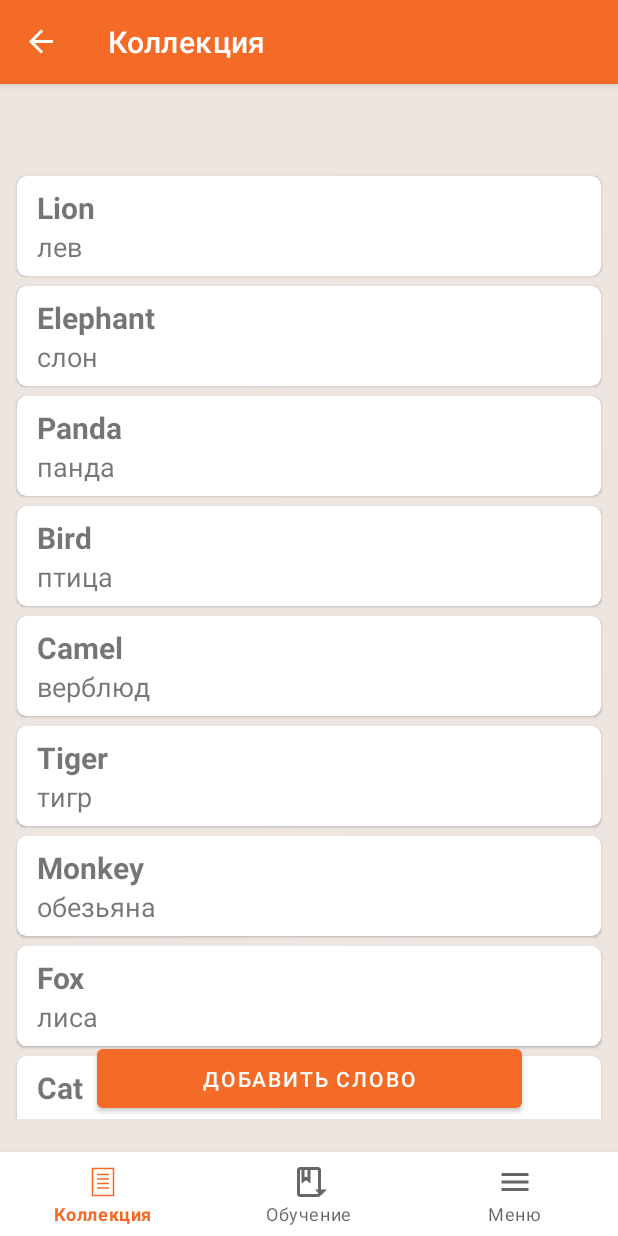
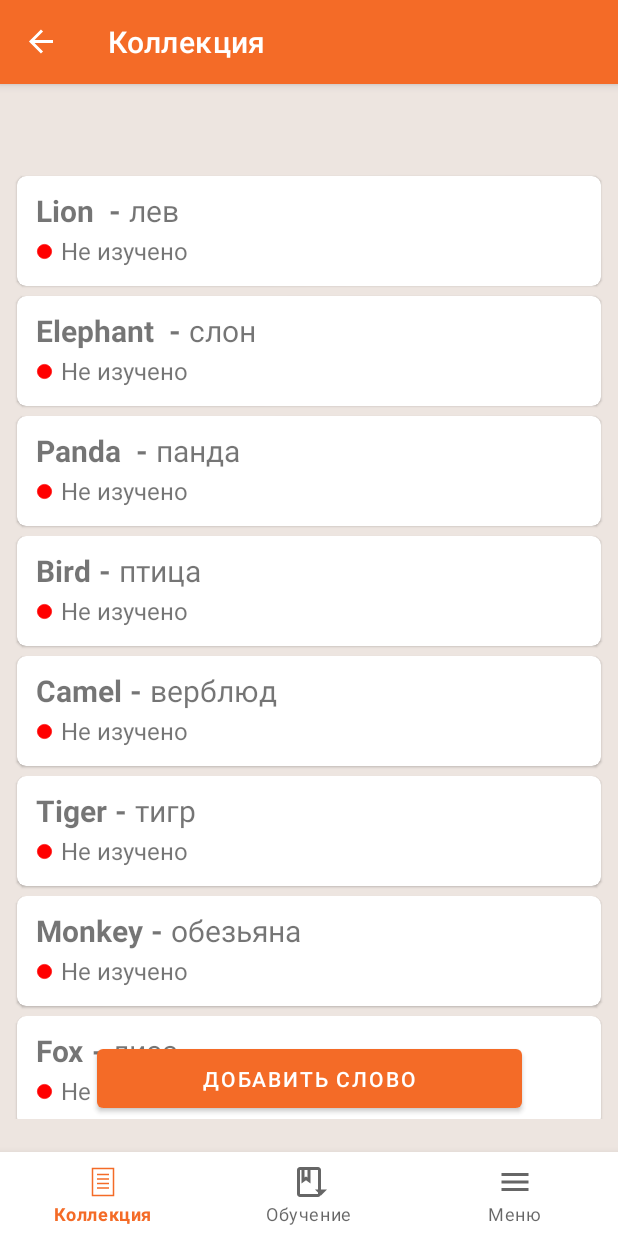
Before and after one commit to BigCapybara638/words-app, an Android app: the CategoryFragment screen opened through its navigation route, on a phone screen of 412 x 824 dp. Run offline under Robolectric (Android 15) with nearby library versions, the phone set to English and light mode, and no system bars; our stand-ins replace navigation-ui.

Commit message:
added indicator of word learned

```diff
--- a/app/src/main/java/com/example/wordsapp/ui/dashboard/DashboardFragment.kt
+++ b/app/src/main/java/com/example/wordsapp/ui/dashboard/DashboardFragment.kt
@@ -44,6 +44,7 @@ class DashboardFragment : Fragment() {
 
         dbHelper = DbHelper(requireContext(), null)
         binding.allLearn.text = dbHelper.getCountOfWordsWithIndexLearning()
+        binding.addLearn.text = dbHelper.getWordsCountFromSelectedCategories().toString()
 
 //        binding.discreteSlider.setLabelFormatter { value ->
 //            when (value) {
--- a/app/src/main/java/com/example/wordsapp/ui/home/CategoryFragment.kt
+++ b/app/src/main/java/com/example/wordsapp/ui/home/CategoryFragment.kt
@@ -3,11 +3,13 @@ package com.example.wordsapp.ui.home
 import android.annotation.SuppressLint
 import android.app.AlertDialog
 import android.content.res.Resources
+import android.graphics.Color
 import android.os.Bundle
 import android.view.LayoutInflater
 import android.view.View
 import android.view.ViewGroup
 import android.widget.EditText
+import android.widget.ImageView
 import android.widget.TextView
 import android.widget.Toast
 import androidx.appcompat.app.AppCompatActivity
@@ -125,6 +127,21 @@ class CategoryFragment : Fragment() {
             fun bind(category: Word) {
                 itemView.findViewById<android.widget.TextView>(R.id.word_original).text = category.original
                 itemView.findViewById<android.widget.TextView>(R.id.word_translate).text = category.translate
+                val imageLearning: ImageView = itemView.findViewById(R.id.imageLearned)
+                val textLearning: TextView = itemView.findViewById(R.id.word_indexLearning)
+
+
+                if (category.indexLearning < 3) {
+                    imageLearning.setColorFilter(Color.GREEN)
+                    textLearning.text = "Изучено"
+                }
+                if (category.indexLearning in 3..4) {
+                    imageLearning.setColorFilter(Color.YELLOW)
+                }
+                if (category.indexLearning > 4) {
+                    imageLearning.setColorFilter(Color.RED)
+                }
+
 
                 // Здесь можно установить изображение, если оно есть
                 itemView.setOnClickListener {
--- /dev/null
+++ b/app/src/main/res/drawable/circle.xml
@@ -0,0 +1,15 @@
+<?xml version="1.0" encoding="utf-8"?>
+<vector xmlns:android="http://schemas.android.com/apk/res/android"
+    android:width="24dp"
+    android:height="24dp"
+    android:viewportWidth="24"
+    android:viewportHeight="24">
+
+    <!-- Ровный круг -->
+    <path
+        android:fillColor="#FF000000"
+        android:strokeColor="#FF000000"
+        android:strokeWidth="1"
+        android:pathData="M12,2a10,10 0 1,0 10,10a10,10 0 0,0 -10,-10z" />
+
+</vector>
--- a/app/src/main/res/layout/item_word.xml
+++ b/app/src/main/res/layout/item_word.xml
@@ -13,20 +13,56 @@
         android:layout_width="match_parent"
         android:layout_height="wrap_content"
         android:padding="7dp"
+        android:layout_marginVertical="2dp"
         android:orientation="vertical">
-    <TextView
-        android:id="@+id/word_original"
+
+    <LinearLayout
         android:layout_width="match_parent"
         android:layout_height="wrap_content"
-        android:textSize="20sp"
-        android:layout_marginHorizontal="6dp"
-        android:textStyle="bold"/>
+        android:orientation="horizontal"
+        >
+        <TextView
+            android:id="@+id/word_original"
+            android:layout_width="wrap_content"
+            android:layout_height="wrap_content"
+            android:textSize="20sp"
+            android:layout_marginHorizontal="5dp"
+            android:textStyle="bold"/>
 
-    <TextView
-        android:id="@+id/word_translate"
+        <TextView
+            android:layout_width="wrap_content"
+            android:layout_height="wrap_content"
+            android:textSize="20sp"
+            android:text="-"
+            android:textStyle="bold"/>
+
+        <TextView
+            android:id="@+id/word_translate"
+            android:layout_width="wrap_content"
+            android:layout_height="wrap_content"
+            android:layout_marginHorizontal="5dp"
+            android:textSize="20sp"/>
+    </LinearLayout>
+
+    <LinearLayout
         android:layout_width="match_parent"
         android:layout_height="wrap_content"
-        android:layout_marginHorizontal="6dp"
-        android:textSize="18sp"/>
+        android:orientation="horizontal">
+        <ImageView
+            android:id="@+id/imageLearned"
+            android:layout_width="11dp"
+            android:layout_height="27dp"
+            android:layout_marginHorizontal="5dp"
+            android:src="@drawable/circle"/>
+
+        <TextView
+            android:id="@+id/word_indexLearning"
+            android:layout_width="match_parent"
+            android:layout_height="wrap_content"
+            android:layout_marginTop="2dp"
+            android:textSize="16sp"
+            android:text="Не изучено"/>
+    </LinearLayout>
+
     </LinearLayout>
 </androidx.cardview.widget.CardView>
--- a/app/src/main/res/values/colors.xml
+++ b/app/src/main/res/values/colors.xml
@@ -12,4 +12,8 @@
     <color name="bar_black">#211F1F</color>
     <color name="bar_black_real">#3A3737</color>
     <color name="purple_223">#B44215</color>
+
+    <color name="learned">#11B33E</color>
+    <color name="learned50">#E0D605</color>
+    <color name="nolearned">#B41515</color>
 </resources>
```
Also changed, not shown: app/src/main/java/com/example/wordsapp/db/DbHelper.kt (+27 -0 lines), app/src/main/res/layout/fragment_dashboard.xml (+13 -12 lines).
